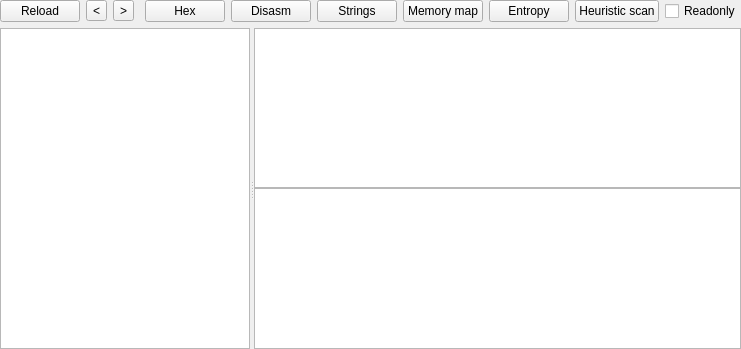
horsicq/FormatWidgets, file PE/pewidget.ui: the form before one commit.
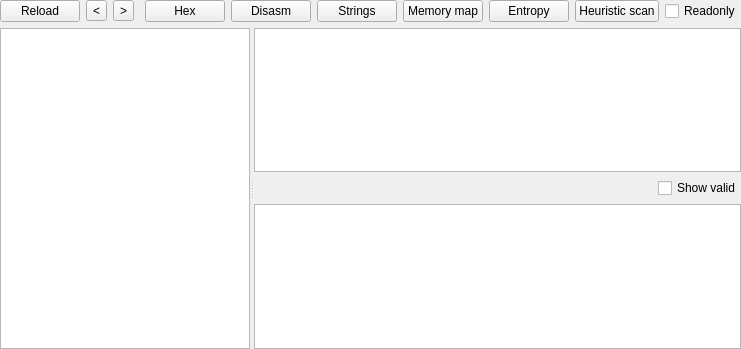
The form after the commit. The open tabs and pages were chosen to show the change. Custom widgets are drawn as their Qt base class.

Patch:
```diff
--- a/PE/pewidget.ui
+++ b/PE/pewidget.ui
@@ -588,9 +588,6 @@
       </widget>
       <widget class="QWidget" name="page_Export">
        <layout class="QVBoxLayout" name="verticalLayout_8">
-        <property name="spacing">
-         <number>0</number>
-        </property>
         <property name="leftMargin">
          <number>0</number>
         </property>
@@ -631,6 +628,30 @@
           </attribute>
          </widget>
         </item>
+        <item>
+         <layout class="QHBoxLayout" name="horizontalLayout_3">
+          <item>
+           <spacer name="horizontalSpacer_3">
+            <property name="orientation">
+             <enum>Qt::Horizontal</enum>
+            </property>
+            <property name="sizeHint" stdset="0">
+             <size>
+              <width>40</width>
+              <height>20</height>
+             </size>
+            </property>
+           </spacer>
+          </item>
+          <item>
+           <widget class="QCheckBox" name="checkBoxExportShowValid">
+            <property name="text">
+             <string>Show valid</string>
+            </property>
+           </widget>
+          </item>
+         </layout>
+        </item>
         <item>
          <widget class="QTableView" name="tableView_ExportFunctions">
           <property name="contextMenuPolicy">
```
Left out of the diff: 2 changed lines with no effect on the pictures.
